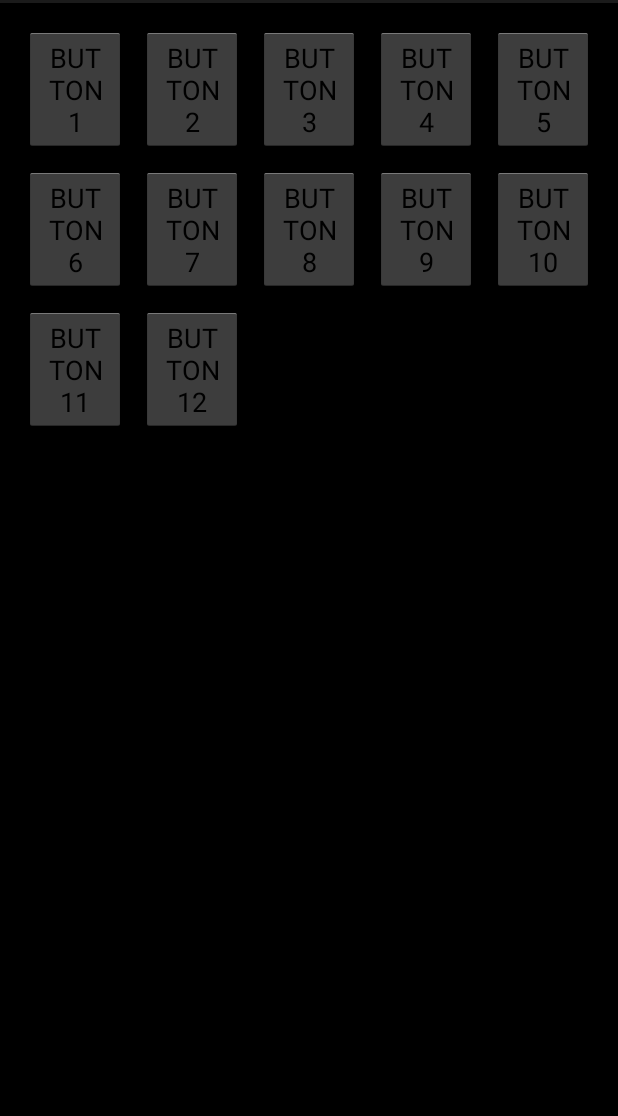
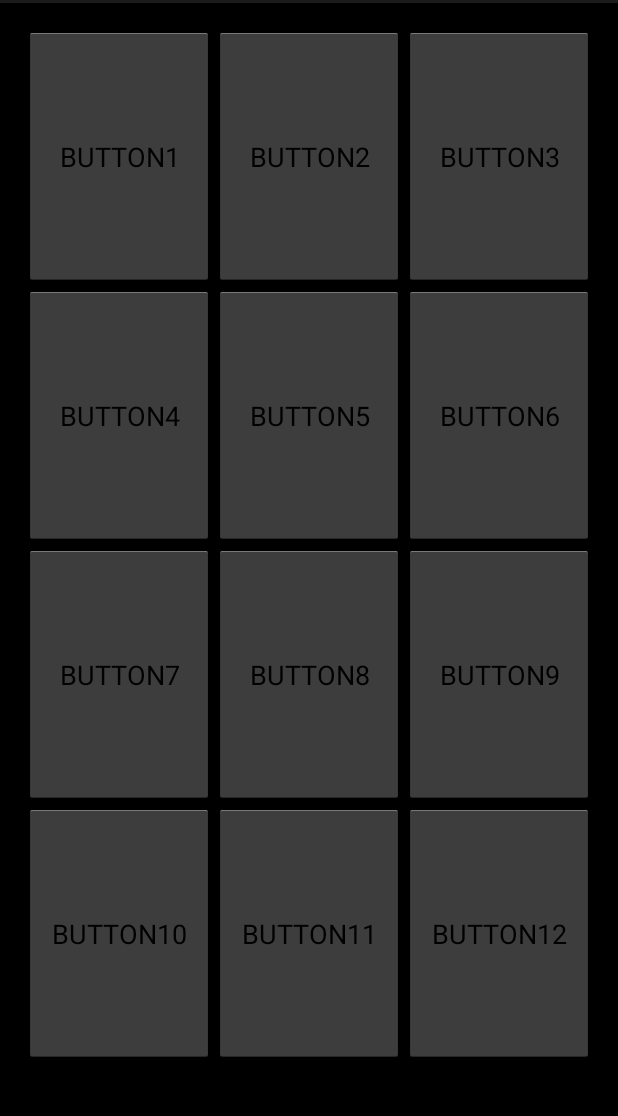
Before and after one commit to yaroslav-shlapak/SmartHouseRemote, an Android app: the screen it shows after launch (MainActivity), on a phone screen of 412 x 824 dp, the part 69-1185 px from its top. Run offline under Robolectric (Android 15) with nearby library versions, the phone set to English and light mode, and no system bars.

Commit message:
Working version
Signed-off-by: y.shlapak <y.shlapak@samsung.com>

```diff
--- a/app/src/main/java/com/house/smart/remote/SmartHouseButtonsAdapter.java
+++ b/app/src/main/java/com/house/smart/remote/SmartHouseButtonsAdapter.java
@@ -2,6 +2,7 @@ package com.house.smart.remote;
 
 import android.content.Context;
 import android.util.DisplayMetrics;
+import android.util.Log;
 import android.view.View;
 import android.view.View.OnClickListener;
 import android.view.View.OnLongClickListener;
@@ -20,16 +21,20 @@ public class SmartHouseButtonsAdapter extends BaseAdapter {
 
 
 	public void setButtonOnClickListener(OnClickListener buttonOnClickListener) {
+
 		this.buttonOnClickListener = buttonOnClickListener;
+        Log.v("SmartHouseButtonsAdapter", "OnClickListener was initialized");
 	}
 
 	public void setButtonOnLongClickListener(
 			OnLongClickListener buttonOnLongClickListener) {
 		this.buttonOnLongClickListener = buttonOnLongClickListener;
+        Log.v("SmartHouseButtonsAdapter", "OnLongClickListener was initialized");
 	}
 
 	public SmartHouseButtonsAdapter(Context c) {
-		mContext = c;
+        mContext = c;
+        Log.v("SmartHouseButtonsAdapter", "SmartHouseButtonsAdapter was created");
 	}
 
 	public int getCount() {
@@ -51,23 +56,33 @@ public class SmartHouseButtonsAdapter extends BaseAdapter {
 		if (convertView == null) { // if it's not recycled, initialize some
 									// attributes
 
+
 			btn = new Button(mContext);
 
             getButtonSize();
-            ViewGroup.LayoutParams params = btn.getLayoutParams();
-            params.width = buttonsSize.width;
-            params.height = buttonsSize.height;
-            btn.setLayoutParams(params);
+//            Log.v("SmartHouseButtonsAdapter", "getView test 1");
+//            ViewGroup.LayoutParams params = btn.getLayoutParams();
+//            Log.v("SmartHouseButtonsAdapter", "getView test 2");
+//            params.width = buttonsSize.width;
+//            Log.v("SmartHouseButtonsAdapter", "getView test 3");
+//            params.height = buttonsSize.height;
+//            Log.v("SmartHouseButtonsAdapter", "getView test 4");
+//            btn.setLayoutParams(params);
+//            Log.v("SmartHouseButtonsAdapter", "getView test 5");
+            btn.setWidth(buttonsSize.width);
+            btn.setHeight(buttonsSize.height);
 
+            Log.v("SmartHouseButtonsAdapter", "getView position " + String.valueOf(position));
 			SmartHouseButtons keypadButton = mButtons[position];
-
 			btn.setOnClickListener(buttonOnClickListener);
 			btn.setOnLongClickListener(buttonOnLongClickListener);
 
 			// Set CalculatorButton enumeration as tag of the button so that we
 			// will use this information from our main view to identify what to
 			// do
+            Log.v("SmartHouseButtonsAdapter", "getView test 2");
 			btn.setTag(keypadButton);
+
 		} else {
 			btn = (Button) convertView;
 		}
@@ -84,7 +99,7 @@ public class SmartHouseButtonsAdapter extends BaseAdapter {
 
     private void getButtonSize() {
         DisplayMetrics metrics = mContext.getResources().getDisplayMetrics();
-        buttonsSize.height = (metrics.heightPixels - 150) / 5;
-        buttonsSize.width = (metrics.widthPixels - 50) / 3;
+        buttonsSize.height = (metrics.heightPixels - 200) / 4;
+        buttonsSize.width = (metrics.widthPixels - 75) / 3;
     }
 }
--- a/app/src/main/res/layout/activity_main.xml
+++ b/app/src/main/res/layout/activity_main.xml
@@ -13,11 +13,9 @@
         android:id="@+id/grdButtons"
         android:layout_width="fill_parent"
         android:layout_height="fill_parent"
-        android:columnWidth="90dp"
         android:gravity="center"
-        android:horizontalSpacing="10dp"
-        android:numColumns="5"
-        android:stretchMode="columnWidth"
-        android:verticalSpacing="10dp" />
+        android:horizontalSpacing="0dp"
+        android:numColumns="3"
+        android:verticalSpacing="0dp" />
 
 </LinearLayout>
```
Also changed, not shown: 20 other files.
